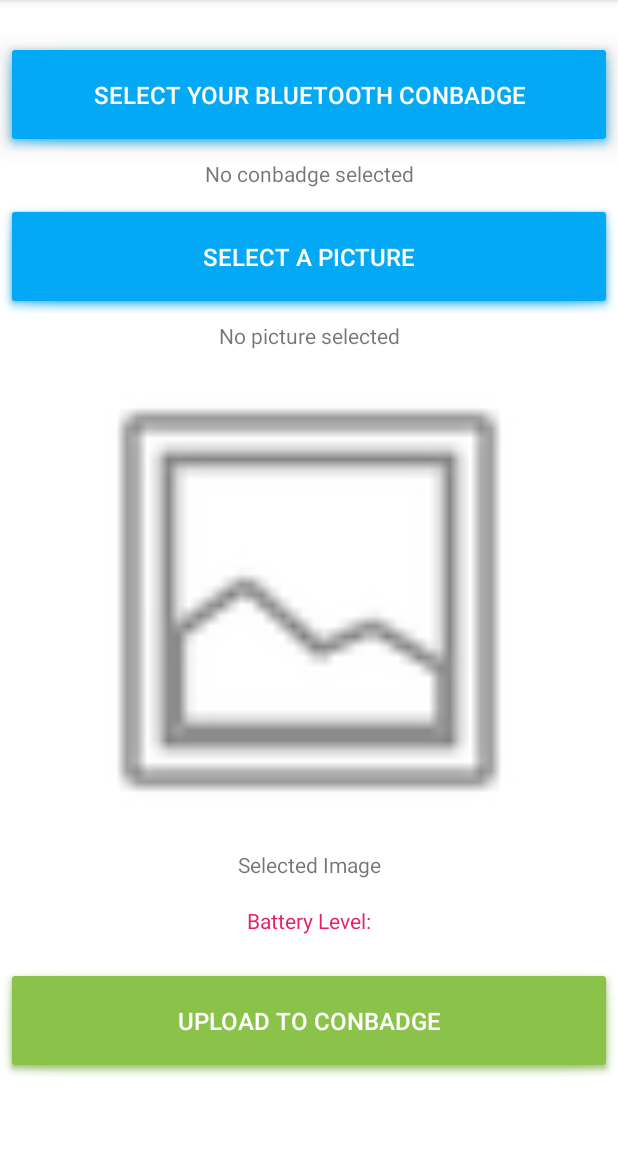
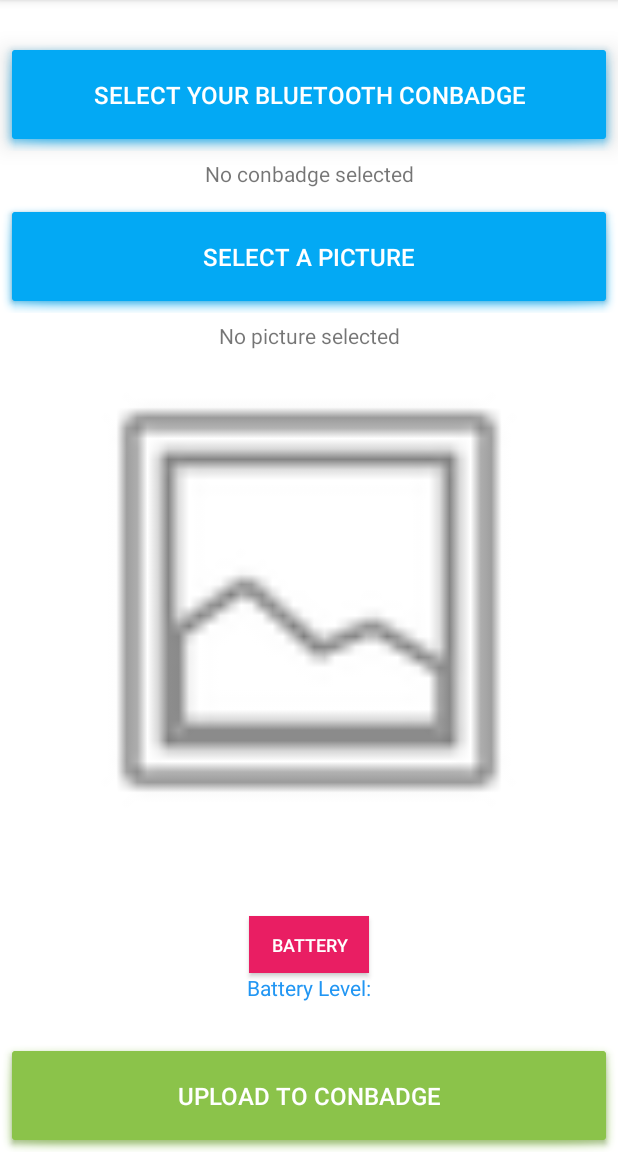
Before and after one commit to catocatocat0/Epaper-Conbadge, an Android app: the screen it shows after launch (MainActivity), on a phone screen of 412 x 824 dp, the part 84-1236 px from its top. Run offline under Robolectric (Android 15) with nearby library versions, the phone set to English and light mode, and no system bars; libraries missing offline, so code that uses them is left out: com.theartofdev.edmodo.

Commit message:
Added dedicated battery button

```diff
--- a/Phone App/app/src/main/java/catocatocato/epaper/conbadge/MainActivity.java
+++ b/Phone App/app/src/main/java/catocatocato/epaper/conbadge/MainActivity.java
@@ -3,19 +3,19 @@ package catocatocato.epaper.conbadge;
 import android.annotation.SuppressLint;
 import android.bluetooth.BluetoothAdapter;
 import android.bluetooth.BluetoothDevice;
-import android.bluetooth.BluetoothSocket;
 import android.content.Intent;
 import android.content.SharedPreferences;
 import android.graphics.Bitmap;
 import android.graphics.BitmapFactory;
+import android.graphics.Color;
 import android.net.Uri;
 import android.os.Build;
 import android.os.Environment;
 import android.os.Handler;
 import android.provider.MediaStore;
 import android.os.Bundle;
-import android.util.Log;
 import android.view.View;
+import android.widget.Button;
 import android.widget.ImageView;
 import android.widget.TextView;
 import androidx.annotation.RequiresApi;
@@ -42,7 +42,8 @@ public class MainActivity extends AppCompatActivity
     private TextView textBlue;
     private TextView textLoad;
     private ImageView pictFile; // View of loaded image
-    private TextView batteryLevel;
+    public TextView batteryLevel;
+    public Button batteryButton;
 
     // Data
     //-----------------------------
@@ -67,6 +68,7 @@ public class MainActivity extends AppCompatActivity
         textLoad = findViewById(R.id.text_file);
         pictFile = findViewById(R.id.pict_file);
         batteryLevel = findViewById(R.id.battery_level);
+        batteryButton = findViewById(R.id.battery_button);
 
         // Data
         //-----------------------------
@@ -112,30 +114,19 @@ public class MainActivity extends AppCompatActivity
                 textLoad.setText("Last Image Loaded.");
             }
         }
-
-        //Update the battery level
-        //-----------------------------
-        if(btDevice != null){
-            //Creates a socket with the conbadge
-            try {
-                btBattery = new BluetoothBattery(btDevice, new BatHandler());
-            }catch (Exception e){
-                PermissionHelper.note(this, "Unable to Read Battery Level");
-            }
-        }
     }
 
-    @Override
-    protected void onResume() {
-        super.onResume();
-        //Update the battery level
-        //-----------------------------
-        if (btDevice != null) {
-            //Creates a socket with the conbadge
-            try {
-                btBattery = new BluetoothBattery(btDevice, new BatHandler());
-            } catch (Exception e) {
-                PermissionHelper.note(this, "Unable to Read Battery Level");
+    class ScanBT implements Runnable{
+        @Override
+        public void run()
+        {
+            if(btDevice != null && btDevice.getBondState() == BluetoothDevice.BOND_BONDED){
+                //Creates a socket with the conbadge
+                try {
+                    btBattery = new BluetoothBattery(btDevice, new BatHandler(), batteryButton);
+                }catch (Exception e){
+                    PermissionHelper.note(MainActivity.this, "Unable to Read Battery Level");
+                }
             }
         }
     }
@@ -153,6 +144,7 @@ public class MainActivity extends AppCompatActivity
             runOnUiThread(new BatteryIndicator(batteryLevel));
         }
     }
+
     private class BatteryIndicator implements Runnable
     {
         public String msg;
@@ -160,6 +152,7 @@ public class MainActivity extends AppCompatActivity
         public BatteryIndicator(String msg)
         {
             this.msg = "Battery: " + msg + " Volts";
+            batteryButton.setBackgroundColor(Color.parseColor("#38d914"));
         }
 
         @Override
@@ -168,7 +161,6 @@ public class MainActivity extends AppCompatActivity
             batteryLevel.setText(msg);
         }
     }
-
 
     public void onScan(View view)
     {
@@ -203,6 +195,12 @@ public class MainActivity extends AppCompatActivity
             }
             startActivityForResult(new Intent(this, UploadActivity.class), REQ_UPLOADING);
         }
+    }
+
+    public void onBatteryButton(View view){
+        //Update the battery level
+        //-----------------------------
+        runOnUiThread(new ScanBT());
     }
 
     @Override
--- a/Phone App/app/src/main/res/layout/main_activity.xml
+++ b/Phone App/app/src/main/res/layout/main_activity.xml
@@ -69,7 +69,6 @@
         android:id="@+id/button4"
         android:layout_width="0dp"
         android:layout_height="75dp"
-        android:layout_marginBottom="50dp"
         android:background="@android:drawable/dialog_holo_light_frame"
         android:backgroundTint="#8BC34A"
         android:onClick="onUpload"
@@ -92,24 +91,27 @@
         app:layout_constraintTop_toBottomOf="@+id/button3" />
 
     <TextView
-        android:id="@+id/textView3"
-        android:layout_width="wrap_content"
-        android:layout_height="wrap_content"
-        android:text="Selected Image"
-        app:layout_constraintEnd_toEndOf="@+id/pict_file"
-        app:layout_constraintStart_toStartOf="@+id/pict_file"
-        app:layout_constraintTop_toBottomOf="@+id/pict_file" />
-
-    <TextView
         android:id="@+id/battery_level"
         android:layout_width="wrap_content"
         android:layout_height="wrap_content"
         android:text="Battery Level:"
-        android:textColor="#E91E63"
+        android:textColor="#2196F3"
+        app:layout_constraintEnd_toEndOf="parent"
+        app:layout_constraintStart_toStartOf="parent"
+        app:layout_constraintTop_toBottomOf="@+id/battery_button" />
+
+    <Button
+        android:id="@+id/battery_button"
+        android:layout_width="80dp"
+        android:layout_height="38dp"
+        android:background="#E91E63"
+        android:onClick="onBatteryButton"
+        android:text="Battery"
+        android:textColor="#FFFFFF"
+        android:textSize="12sp"
         app:layout_constraintBottom_toTopOf="@+id/button4"
         app:layout_constraintEnd_toEndOf="parent"
         app:layout_constraintStart_toStartOf="parent"
-        app:layout_constraintTop_toBottomOf="@+id/textView3"
-        app:layout_constraintVertical_bias="0.479" />
+        app:layout_constraintTop_toBottomOf="@+id/pict_file" />
 
 </androidx.constraintlayout.widget.ConstraintLayout>
```
Also changed, not shown: Phone App/app/src/main/java/catocatocato/epaper/conbadge/communication/BluetoothBattery.java (+11 -8 lines).
